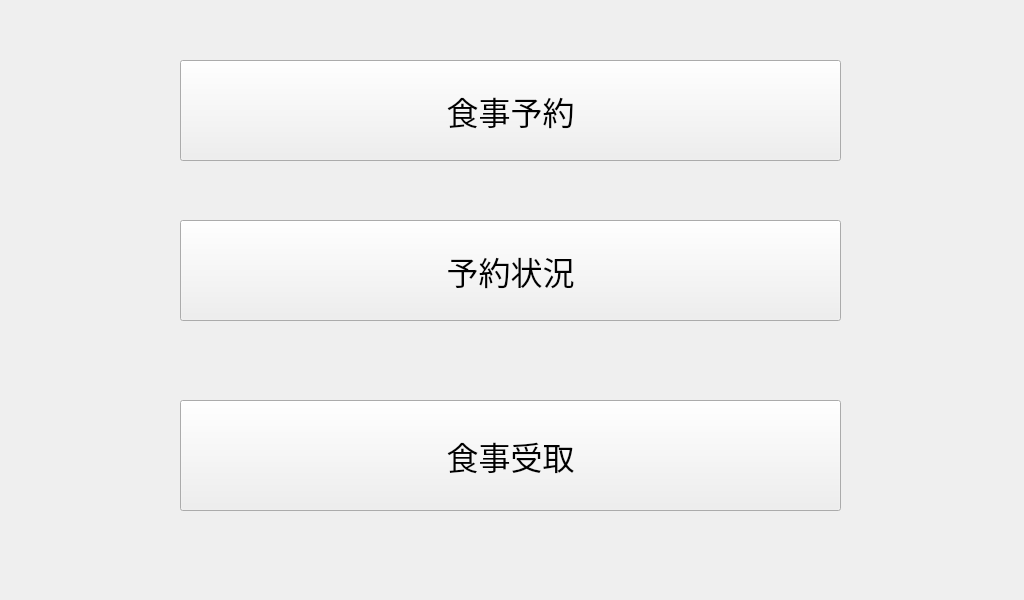
Above: main.ui from sutefu23/GohanMenu before the change. Below: the same form after it.
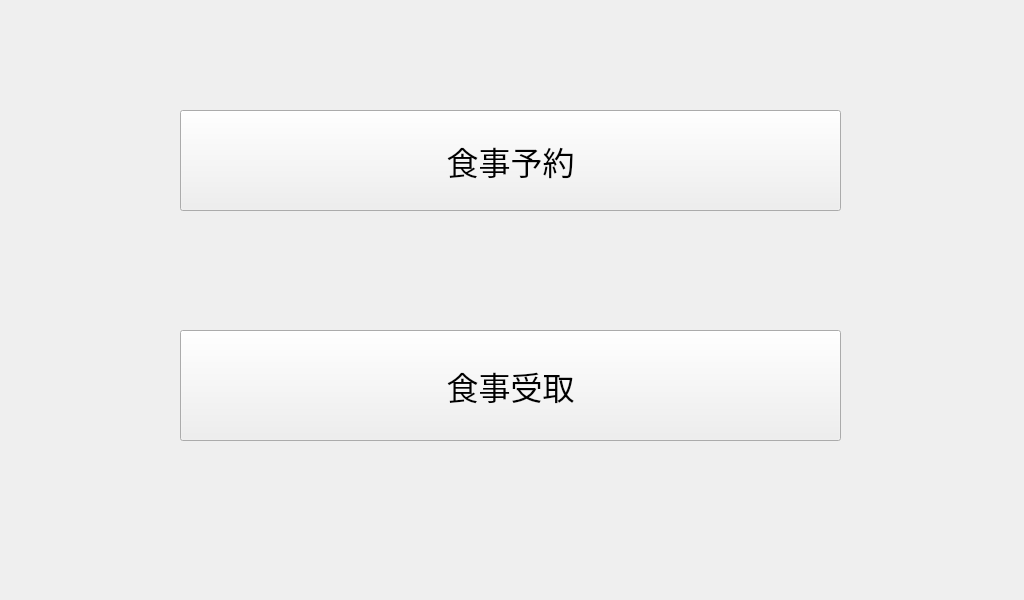
That is the form after the change.

Commit message: UI制作(食事受取、食事予約)

Diff of the .ui file:
```diff
--- a/main.ui
+++ b/main.ui
@@ -17,7 +17,7 @@
    <property name="geometry">
     <rect>
      <x>180</x>
-     <y>60</y>
+     <y>110</y>
      <width>661</width>
      <height>101</height>
     </rect>
@@ -31,29 +31,11 @@
     <string>食事予約</string>
    </property>
   </widget>
-  <widget class="QPushButton" name="btnOpenConfirm">
-   <property name="geometry">
-    <rect>
-     <x>180</x>
-     <y>220</y>
-     <width>661</width>
-     <height>101</height>
-    </rect>
-   </property>
-   <property name="font">
-    <font>
-     <pointsize>24</pointsize>
-    </font>
-   </property>
-   <property name="text">
-    <string>予約状況</string>
-   </property>
-  </widget>
   <widget class="QPushButton" name="btnOpenReceive">
    <property name="geometry">
     <rect>
      <x>180</x>
-     <y>400</y>
+     <y>330</y>
      <width>661</width>
      <height>111</height>
     </rect>
```
The commit also changes 22 other files.
